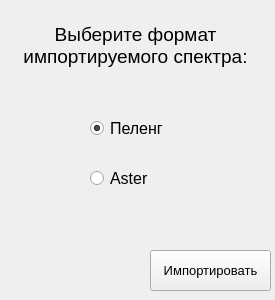
remsens/Peleng, file Peleng/SpectralLibPlugin/AddSpectr.ui: the form before one commit.
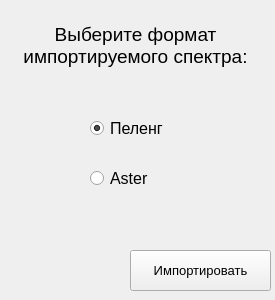
The form after the commit. Icons and pictures are not drawn.

Commit message: add pictures to forms

The edit to the form file:
```diff
--- a/Peleng/SpectralLibPlugin/AddSpectr.ui
+++ b/Peleng/SpectralLibPlugin/AddSpectr.ui
@@ -83,9 +83,9 @@
   <widget class="QPushButton" name="pushButton_import">
    <property name="geometry">
     <rect>
-     <x>150</x>
+     <x>130</x>
      <y>250</y>
-     <width>121</width>
+     <width>141</width>
      <height>41</height>
     </rect>
    </property>
```
Left out of the diff: 12 changed lines with no effect on the pictures. The commit also changes 7 other files.
